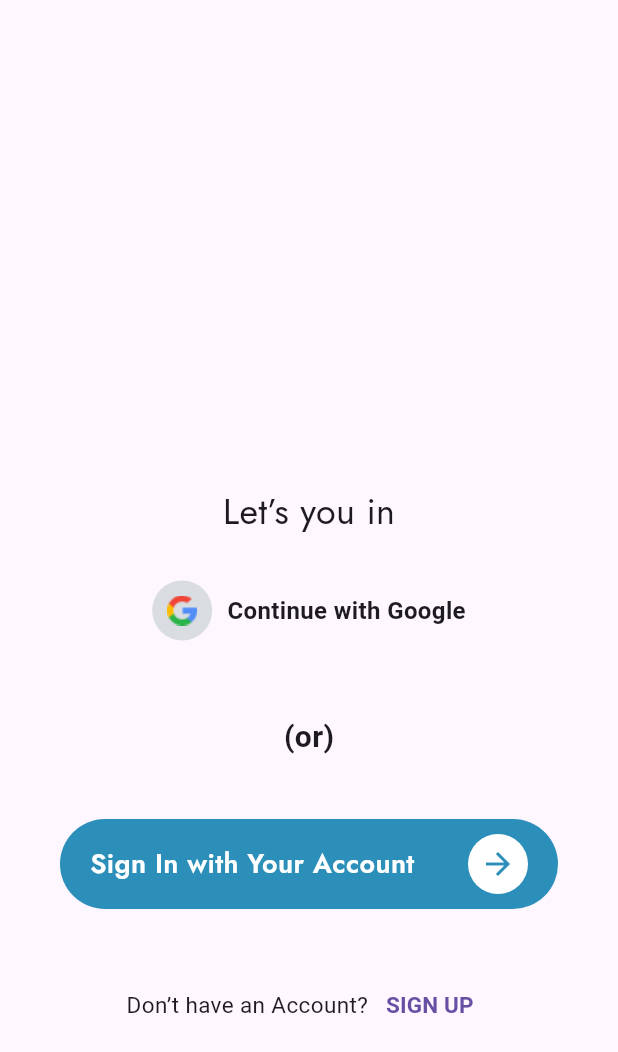
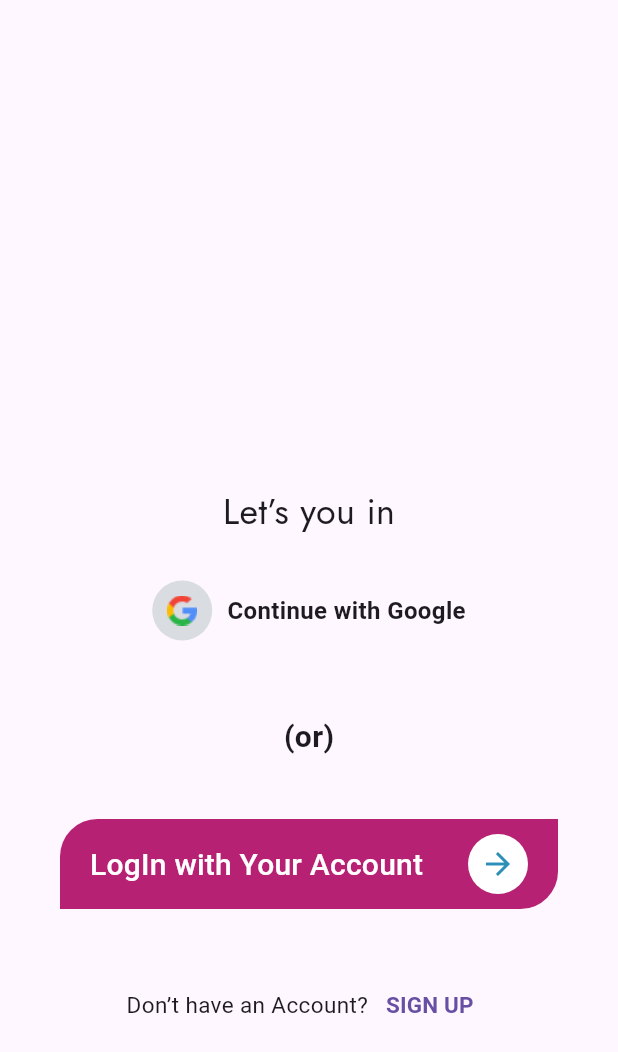
Before and after one commit to BasmaMounir/BedayaAcademy, a Flutter app: the SignUpScreen screen opened by its route, on a phone screen of 412 x 824 dp. Shown: the top 1052 px of the screen. Run offline on Flutter 3.47's test engine with Material 3 defaults, Android fonts, the phone set to English and light mode, and no system bars; our stand-ins replace animated_text_kit, google_fonts.

Commit message:
added login screen

```diff
--- a/lib/MyTheme.dart
+++ b/lib/MyTheme.dart
@@ -1,9 +1,12 @@
 import 'package:flutter/material.dart';
+import 'package:google_fonts/google_fonts.dart';
 
 class MyTheme {
   static Color DodgerBlue = Color(0xff2C8FBA);
   static Color PersianRose = Color(0xffB72173);
   static ThemeData lightTheme = ThemeData(
-
-  );
+      scaffoldBackgroundColor: Color(0xffF5F9FF),
+      textTheme: TextTheme(
+          bodyMedium: GoogleFonts.jost(
+              fontSize: 18, fontWeight: FontWeight.w700, color: Colors.white)));
 }
--- a/lib/SignUp/SignUpScreen.dart
+++ b/lib/SignUp/SignUpScreen.dart
@@ -1,58 +1,80 @@
 import 'package:bedaya_academy/MyTheme.dart';
-import 'package:bedaya_academy/SignUp/SignUpDetails.dart';
+import 'package:bedaya_academy/SignUp/LogInDetails.dart';
 import 'package:flutter/material.dart';
 import 'package:google_fonts/google_fonts.dart';
 
 class SignUpScreen extends StatelessWidget {
-static const routeName ='sign up';
+  static const routeName = 'sign up';
+
   @override
   Widget build(BuildContext context) {
     return Scaffold(
       body: Column(
         mainAxisAlignment: MainAxisAlignment.end,
         children: [
-          Center(child: Text('Let’s you in',style: GoogleFonts.jost(fontSize: 24),)),
-          SizedBox(height: 30,),
+          Center(
+              child: Text(
+            'Let’s you in',
+            style: GoogleFonts.jost(fontSize: 24),
+          )),
+          SizedBox(
+            height: 30,
+          ),
           Row(
             mainAxisAlignment: MainAxisAlignment.center,
             children: [
               CircleAvatar(
                 backgroundColor: Color(0xffd9dce1),
-                child: Image(image: AssetImage('assets/images/google_icon.png')),),
-              SizedBox(width: 10,),
+                child:
+                    Image(image: AssetImage('assets/images/google_icon.png')),
+              ),
+              SizedBox(
+                width: 10,
+              ),
               InkWell(
-                onTap: () {} ,
-                  child: Text('Continue with Google',style: TextStyle(fontSize: 16,fontWeight: FontWeight.bold),))
+                  onTap: () {},
+                  child: Text(
+                    'Continue with Google',
+                    style: TextStyle(fontSize: 16, fontWeight: FontWeight.bold),
+                  ))
             ],
           ),
-          SizedBox(height: 50,),
-          Text('(or)',style: TextStyle(  fontSize: 20,
-            fontWeight: FontWeight.bold,),),
+          SizedBox(
+            height: 50,
+          ),
+          Text(
+            '(or)',
+            style: TextStyle(
+              fontSize: 20,
+              fontWeight: FontWeight.bold,
+            ),
+          ),
           GestureDetector(
-            onTap: (){
-              Navigator.pushNamed(context, SignUpDetails.routeName);
+            onTap: () {
+              Navigator.pushNamed(context, LogInDetails.routeName);
             },
             child: Container(
-              padding: EdgeInsets.symmetric(horizontal: 20,vertical: 10),
+              padding: EdgeInsets.symmetric(horizontal: 20, vertical: 10),
               margin: EdgeInsets.all(40),
               decoration: BoxDecoration(
-                color: MyTheme.DodgerBlue,
-                borderRadius: BorderRadius.circular(30)
-              ),
+                  borderRadius: BorderRadius.only(
+                      topLeft: Radius.circular(25),
+                      bottomRight: Radius.circular(25)),
+                  color: MyTheme.PersianRose),
               child: Row(
                 mainAxisAlignment: MainAxisAlignment.spaceBetween,
                 children: [
-                  Text('Sign In with Your Account',style: GoogleFonts.jost(
-                    fontSize: 18,
-                    fontWeight: FontWeight.w600,
-                    color: Colors.white
-                  ),),
+                  Text(
+                    'LogIn with Your Account',
+                    style: Theme.of(context)
+                        .textTheme
+                        .titleMedium
+                        ?.copyWith(color: Colors.white, fontSize: 20),
+                  ),
                   CircleAvatar(
                       backgroundColor: Colors.white,
-                      child: Icon(
-                          color: MyTheme.DodgerBlue,
-                          Icons.arrow_forward
-                      ))
+                      child:
+                          Icon(color: MyTheme.DodgerBlue, Icons.arrow_forward))
                 ],
               ),
             ),
@@ -60,14 +82,24 @@ static const routeName ='sign up';
           Row(
             mainAxisAlignment: MainAxisAlignment.center,
             children: [
-              Text('Don’t have an Account?',style: TextStyle(  fontSize: 15,)),
-              TextButton(onPressed: (){}, child: Text('SIGN UP',
-                style: TextStyle(  fontSize: 15,
-                fontWeight: FontWeight.bold,),))
+              Text('Don’t have an Account?',
+                  style: TextStyle(
+                    fontSize: 15,
+                  )),
+              TextButton(
+                  onPressed: () {},
+                  child: Text(
+                    'SIGN UP',
+                    style: TextStyle(
+                      fontSize: 15,
+                      fontWeight: FontWeight.bold,
+                    ),
+                  ))
             ],
           ),
-          SizedBox(height: 130,),
-
+          SizedBox(
+            height: 130,
+          ),
         ],
       ),
     );
```
Also changed, not shown: lib/SignUp/CreateAccountScreen.dart (added, +12 -0 lines), lib/SignUp/LogInDetails.dart (added, +135 -0 lines), lib/SignUp/RegisterTextFiled.dart (added, +32 -0 lines), lib/SignUp/SignUpDetails.dart (deleted, +0 -10 lines), lib/main.dart (+7 -5 lines), assets/images/2.0x/bedaya_logo@2x.png (added), assets/images/3.0x/bedaya_logo@3x.png (added), assets/images/bedaya_logo.png (added).
